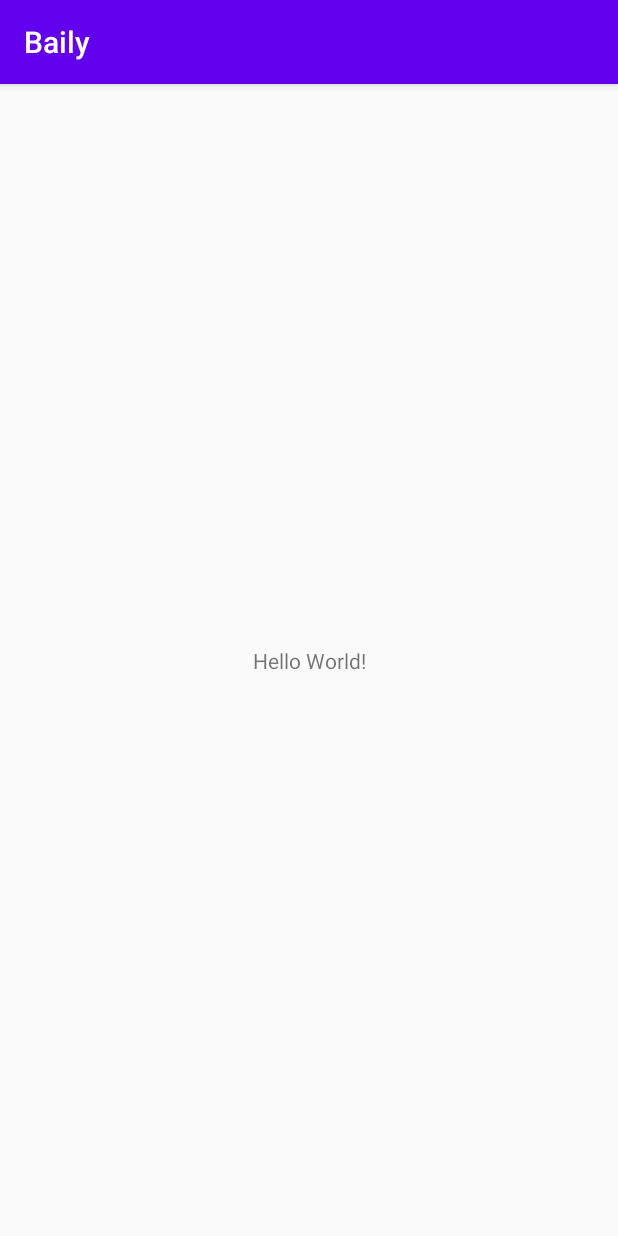
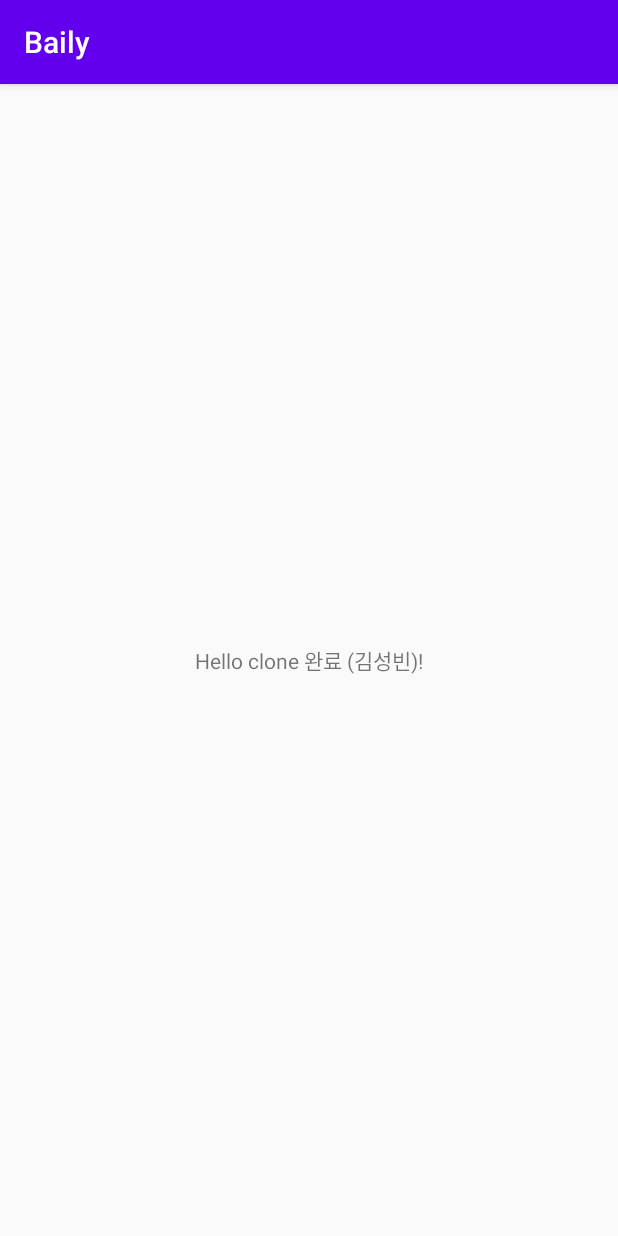
Before and after one commit to TAEHOONS/Baily, an Android app: the screen it shows after launch (MainActivity), on a phone screen of 412 x 824 dp. Run offline under Robolectric (Android 15) with nearby library versions, the phone set to English and light mode, and no system bars.

Commit message:
clone 완료후 변경

```diff
--- a/app/src/main/res/layout/activity_main.xml
+++ b/app/src/main/res/layout/activity_main.xml
@@ -9,7 +9,7 @@
     <TextView
         android:layout_width="wrap_content"
         android:layout_height="wrap_content"
-        android:text="Hello World!"
+        android:text="Hello clone 완료 (김성빈)!"
         app:layout_constraintBottom_toBottomOf="parent"
         app:layout_constraintLeft_toLeftOf="parent"
         app:layout_constraintRight_toRightOf="parent"
```
